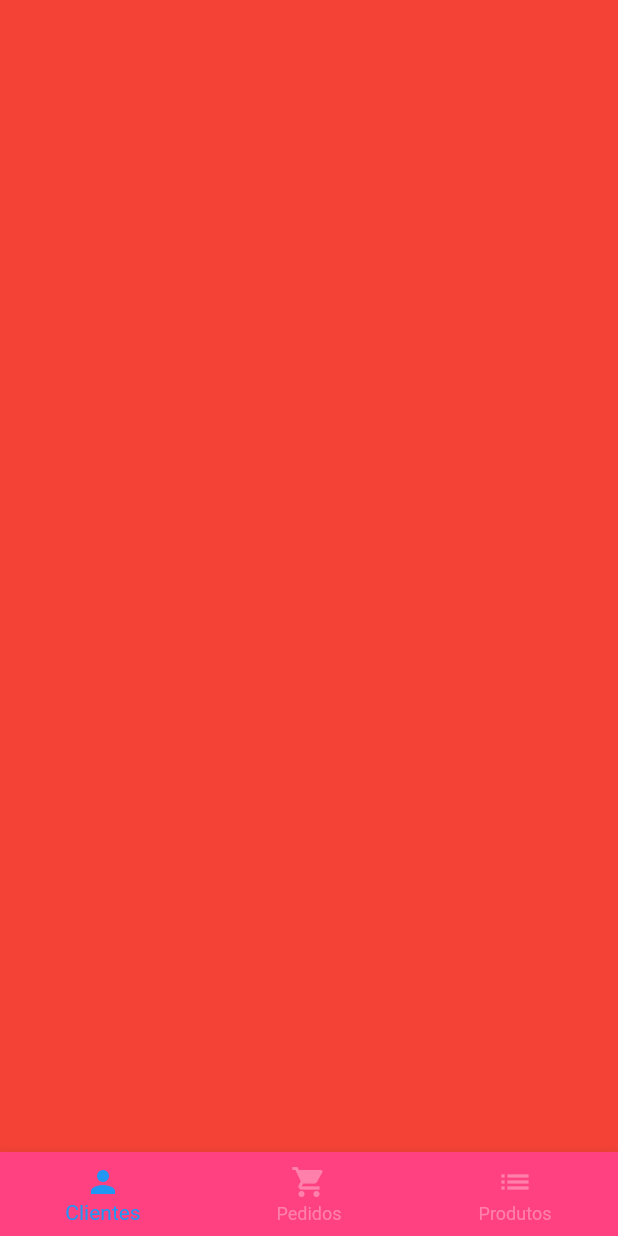
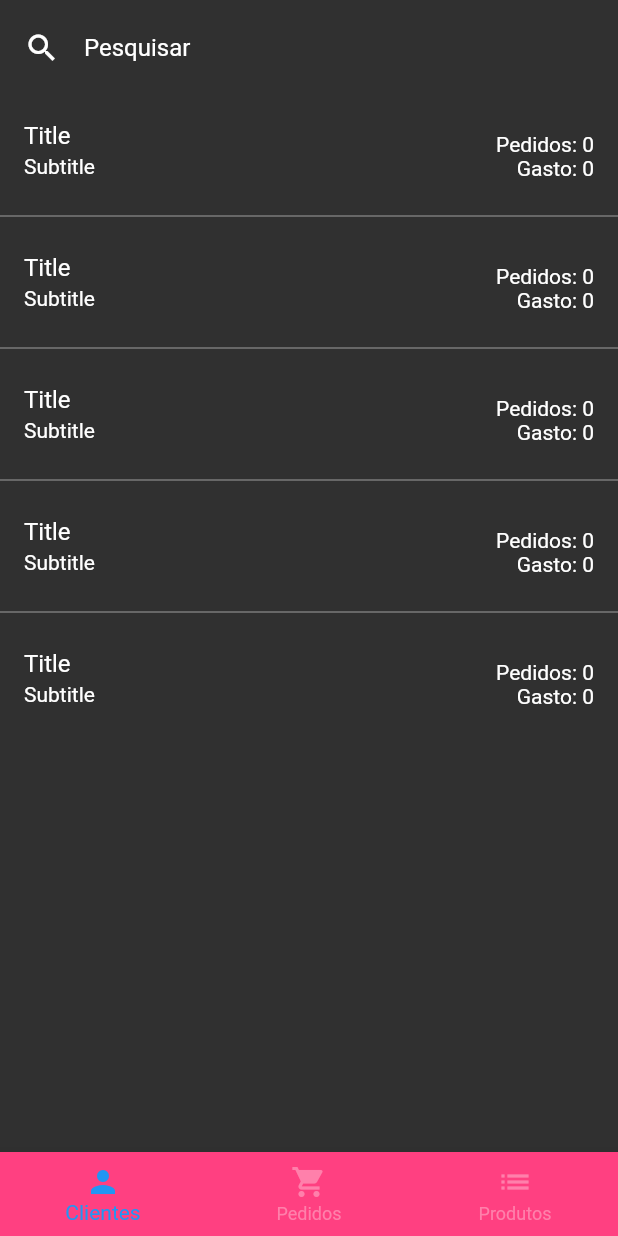
Before and after one commit to lucasbarrossantos/gerente_loja, a Flutter app: the HomeScreen screen opened directly, on a phone screen of 412 x 824 dp. Run offline on Flutter 3.47's test engine with Material 2 defaults, Android fonts, the phone set to English and light mode, and no system bars; our stand-ins replace cloud_firestore, firebase_auth, rxdart; missing offline and left inert: bloc_pattern; accounts and stored records are empty.

Commit message:
Tab de Clientes

```diff
--- a/lib/main.dart
+++ b/lib/main.dart
@@ -1,5 +1,6 @@
 import 'package:bloc_pattern/bloc_pattern.dart';
 import 'package:flutter/material.dart';
+import 'package:gerenteloja/screens/home_screen.dart';
 import 'package:gerenteloja/screens/login_screen.dart';
 
 import 'blocs/login_bloc.dart';
@@ -19,7 +20,7 @@ class Main extends StatelessWidget {
           theme: ThemeData(
             primaryColor: Colors.pinkAccent,
           ),
-          home: LoginScreen(),
+          home: HomeScreen(),
         ));
   }
 }
--- a/lib/screens/home_screen.dart
+++ b/lib/screens/home_screen.dart
@@ -1,4 +1,5 @@
 import 'package:flutter/material.dart';
+import 'package:gerenteloja/screens/tabs/users_tab.dart';
 
 class HomeScreen extends StatefulWidget {
   @override
@@ -49,7 +50,8 @@ class _HomeScreenState extends State<HomeScreen> {
                   icon: Icon(Icons.list), title: Text('Produtos')),
             ]),
       ),
-      body: PageView(
+      body: SafeArea(
+            child: PageView(
               controller: _pageController,
               onPageChanged: (page) {
                 setState(() {
@@ -57,10 +59,10 @@ class _HomeScreenState extends State<HomeScreen> {
                 });
               },
               children: <Widget>[
-          Container(color: Colors.red),
+                UsersTab(),
                 Container(color: Colors.grey),
                 Container(color: Colors.white70),
-        ],
+              ])
       ),
     );
   }
--- /dev/null
+++ b/lib/screens/tabs/users_tab.dart
@@ -0,0 +1,32 @@
+import 'package:flutter/material.dart';
+import 'package:gerenteloja/widgets/tiles/user_tile.dart';
+
+class UsersTab extends StatelessWidget {
+  @override
+  Widget build(BuildContext context) {
+    return Column(
+      children: <Widget>[
+        Padding(
+          padding: const EdgeInsets.symmetric(horizontal: 16.0, vertical: 8.0),
+          child: TextField(
+            style: TextStyle(color: Colors.white),
+            decoration: InputDecoration(
+                hintText: 'Pesquisar',
+                hintStyle: TextStyle(color: Colors.white),
+                icon: Icon(Icons.search, color: Colors.white),
+                border: InputBorder.none),
+          ),
+        ),
+        Expanded(
+            child: ListView.separated(
+                itemBuilder: (context, index) {
+                  return UserTile();
+                },
+                separatorBuilder: (context, index) {
+                  return Divider(color: Colors.grey);
+                },
+                itemCount: 5)),
+      ],
+    );
+  }
+}
--- /dev/null
+++ b/lib/widgets/tiles/user_tile.dart
@@ -0,0 +1,21 @@
+import 'package:flutter/material.dart';
+
+class UserTile extends StatelessWidget {
+  final textStyle = TextStyle(color: Colors.white);
+
+  @override
+  Widget build(BuildContext context) {
+    return ListTile(
+      title: Text('Title', style: textStyle),
+      subtitle: Text('Subtitle', style: textStyle),
+      trailing: Column(
+        crossAxisAlignment: CrossAxisAlignment.end,
+        children: <Widget>[
+          SizedBox(height: 16.0),
+          Text('Pedidos: 0', style: textStyle),
+          Text('Gasto: 0', style: textStyle),
+        ],
+      ),
+    );
+  }
+}
```
Lines whose indentation alone changed are shown as unchanged.
